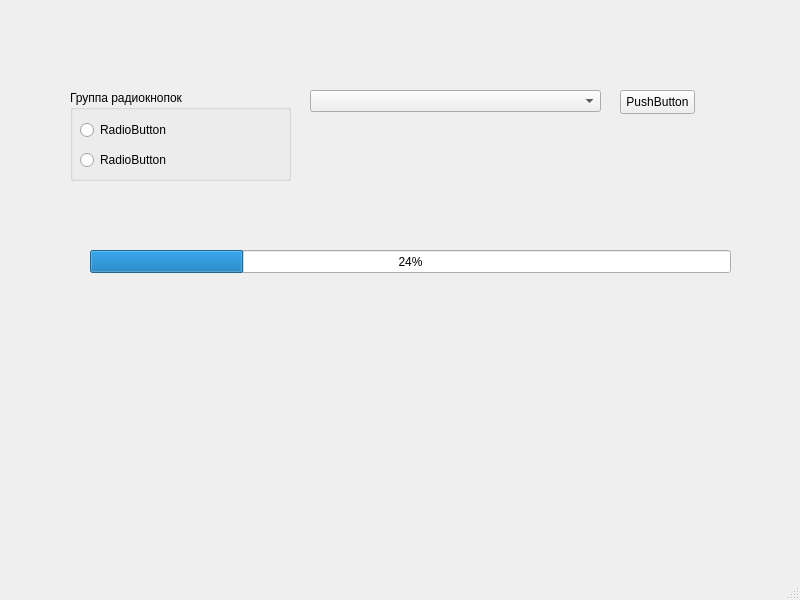
Above: Qt/4/mainwindow.ui from lusjenka/origin1 before the change. Below: the same form after it.
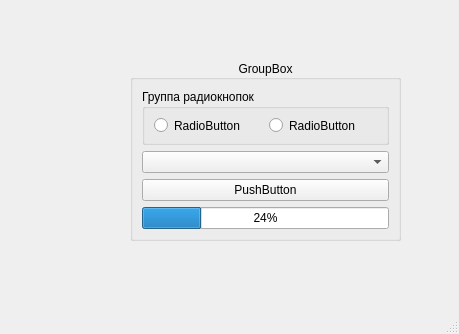
That is the form after the change.

The edit to the form file:
```diff
--- a/Qt/4/mainwindow.ui
+++ b/Qt/4/mainwindow.ui
@@ -6,88 +6,74 @@
    <rect>
     <x>0</x>
     <y>0</y>
-    <width>800</width>
-    <height>600</height>
+    <width>459</width>
+    <height>334</height>
    </rect>
   </property>
   <property name="windowTitle">
    <string>MainWindow</string>
   </property>
   <widget class="QWidget" name="centralwidget">
-   <widget class="QGroupBox" name="grBox_1">
+   <widget class="QGroupBox" name="groupBox">
     <property name="geometry">
      <rect>
-      <x>70</x>
-      <y>90</y>
-      <width>221</width>
-      <height>91</height>
+      <x>130</x>
+      <y>60</y>
+      <width>271</width>
+      <height>181</height>
      </rect>
     </property>
     <property name="title">
-     <string>Группа радиокнопок</string>
+     <string>GroupBox</string>
     </property>
-    <widget class="QRadioButton" name="rBut_1">
-     <property name="geometry">
-      <rect>
-       <x>10</x>
-       <y>30</y>
-       <width>89</width>
-       <height>20</height>
-      </rect>
-     </property>
-     <property name="text">
-      <string>RadioButton</string>
-     </property>
-    </widget>
-    <widget class="QRadioButton" name="rBut_2">
-     <property name="geometry">
-      <rect>
-       <x>10</x>
-       <y>60</y>
-       <width>89</width>
-       <height>20</height>
-      </rect>
-     </property>
-     <property name="text">
-      <string>RadioButton</string>
-     </property>
-    </widget>
-   </widget>
-   <widget class="QComboBox" name="cBox">
-    <property name="geometry">
-     <rect>
-      <x>310</x>
-      <y>90</y>
-      <width>291</width>
-      <height>22</height>
-     </rect>
+    <property name="alignment">
+     <set>Qt::AlignCenter</set>
     </property>
-   </widget>
-   <widget class="QPushButton" name="pBut_1">
-    <property name="geometry">
-     <rect>
-      <x>620</x>
-      <y>90</y>
-      <width>75</width>
-      <height>24</height>
-     </rect>
+    <property name="flat">
+     <bool>false</bool>
     </property>
-    <property name="text">
-     <string>PushButton</string>
-    </property>
-   </widget>
-   <widget class="QProgressBar" name="prBar">
-    <property name="geometry">
-     <rect>
-      <x>90</x>
-      <y>250</y>
-      <width>641</width>
-      <height>23</height>
-     </rect>
-    </property>
-    <property name="value">
-     <number>24</number>
-    </property>
+    <layout class="QVBoxLayout" name="verticalLayout">
+     <item>
+      <widget class="QGroupBox" name="grBox_1">
+       <property name="title">
+        <string>Группа радиокнопок</string>
+       </property>
+       <layout class="QHBoxLayout" name="horizontalLayout">
+        <item>
+         <widget class="QRadioButton" name="rBut_2">
+          <property name="text">
+           <string>RadioButton</string>
+          </property>
+         </widget>
+        </item>
+        <item>
+         <widget class="QRadioButton" name="rBut_1">
+          <property name="text">
+           <string>RadioButton</string>
+          </property>
+         </widget>
+        </item>
+       </layout>
+      </widget>
+     </item>
+     <item>
+      <widget class="QComboBox" name="cBox"/>
+     </item>
+     <item>
+      <widget class="QPushButton" name="pBut_1">
+       <property name="text">
+        <string>PushButton</string>
+       </property>
+      </widget>
+     </item>
+     <item>
+      <widget class="QProgressBar" name="prBar">
+       <property name="value">
+        <number>24</number>
+       </property>
+      </widget>
+     </item>
+    </layout>
    </widget>
   </widget>
   <widget class="QMenuBar" name="menubar">
```
Left out of the diff: 2 changed lines with no effect on the pictures.
